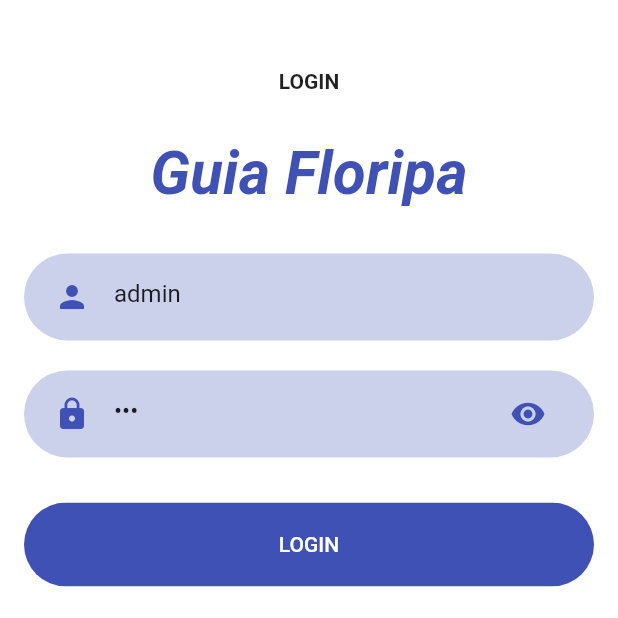
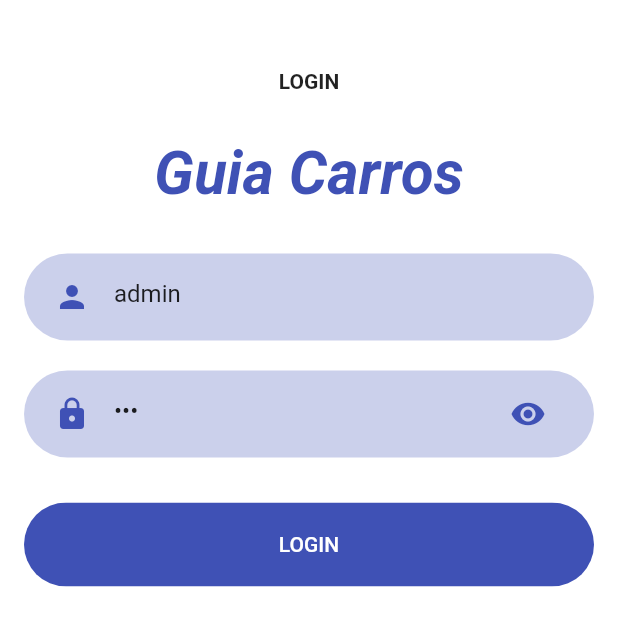
Before and after one commit to carlosfilhou/car-guide, a Flutter app: the screen it shows after launch, on a phone screen of 412 x 824 dp, the top half of it. Run offline on Flutter 3.47's test engine with Material 2 defaults, Android fonts, the light colour scheme and no system bars; Roboto replaces fonts that are missing (georgia).

Commit message:
name-car

```diff
--- a/lib/home_page.dart
+++ b/lib/home_page.dart
@@ -18,7 +18,7 @@ class HomePage extends StatelessWidget {
           fontStyle: FontStyle.italic,
           fontWeight: FontWeight.bold,
         ),
-        title: Text('Guia Floripa'),
+        title: Text('Guia Carros'),
       ),
       drawer: DrawerList(),
       body: _body(),
--- a/lib/login_page.dart
+++ b/lib/login_page.dart
@@ -45,7 +45,7 @@ class _LoginPageState extends State<LoginPage> {
             SizedBox(height: 30),
             _description(),
             SizedBox(height: 30),
-            _title('Guia Floripa'),
+            _title('Guia Carros'),
             SizedBox(height: 30),
             AppText('Seu email',
                 controller: _tLogin,
```
